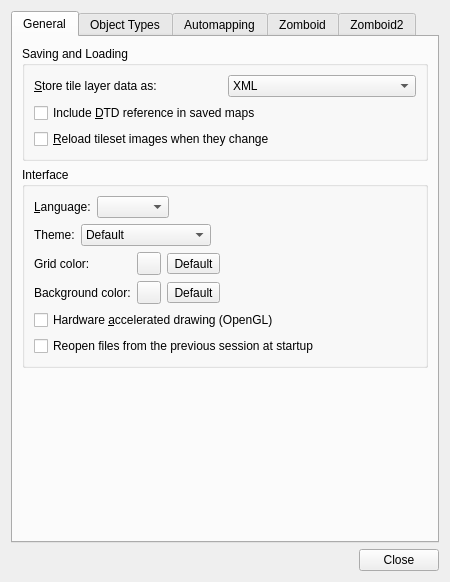
First picture: the form in TileZed/src/tiled/preferencesdialog.ui, repository Unjammer/PZ_Mapping_Tools, before the edit.
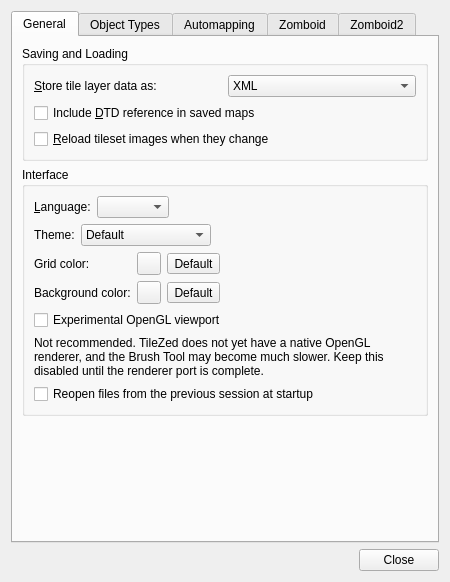
Second picture: the form after the edit. Icons and pictures are not drawn. Custom widgets are drawn as their Qt base class.

Patch:
```diff
--- a/TileZed/src/tiled/preferencesdialog.ui
+++ b/TileZed/src/tiled/preferencesdialog.ui
@@ -236,7 +236,17 @@
           <item>
            <widget class="QCheckBox" name="openGL">
             <property name="text">
-             <string>Hardware &amp;accelerated drawing (OpenGL)</string>
+             <string>Experimental OpenGL viewport</string>
+            </property>
+           </widget>
+          </item>
+          <item>
+           <widget class="QLabel" name="openGLWarning">
+            <property name="text">
+             <string>Not recommended. TileZed does not yet have a native OpenGL renderer, and the Brush Tool may become much slower. Keep this disabled until the renderer port is complete.</string>
+            </property>
+            <property name="wordWrap">
+             <bool>true</bool>
             </property>
            </widget>
           </item>
```
